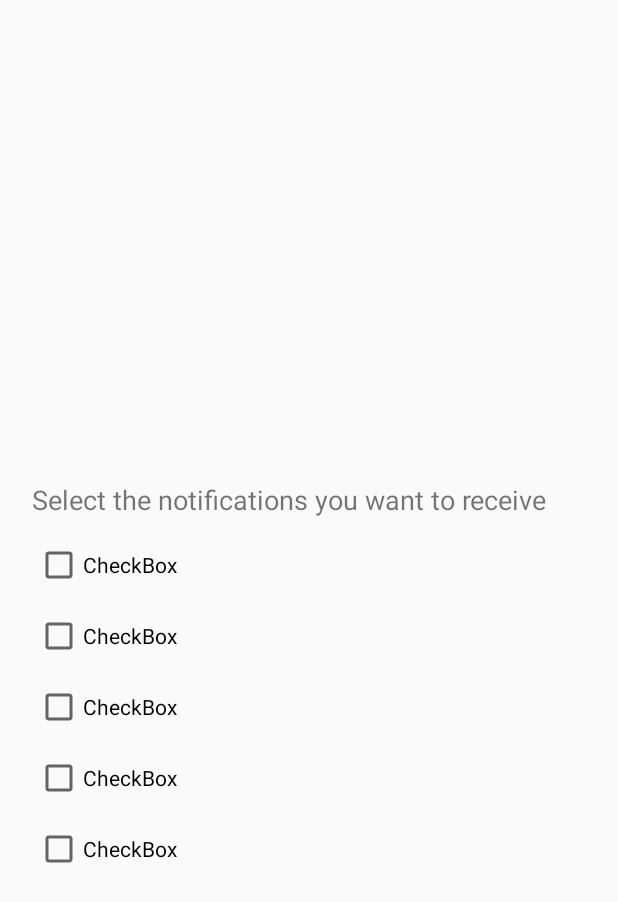
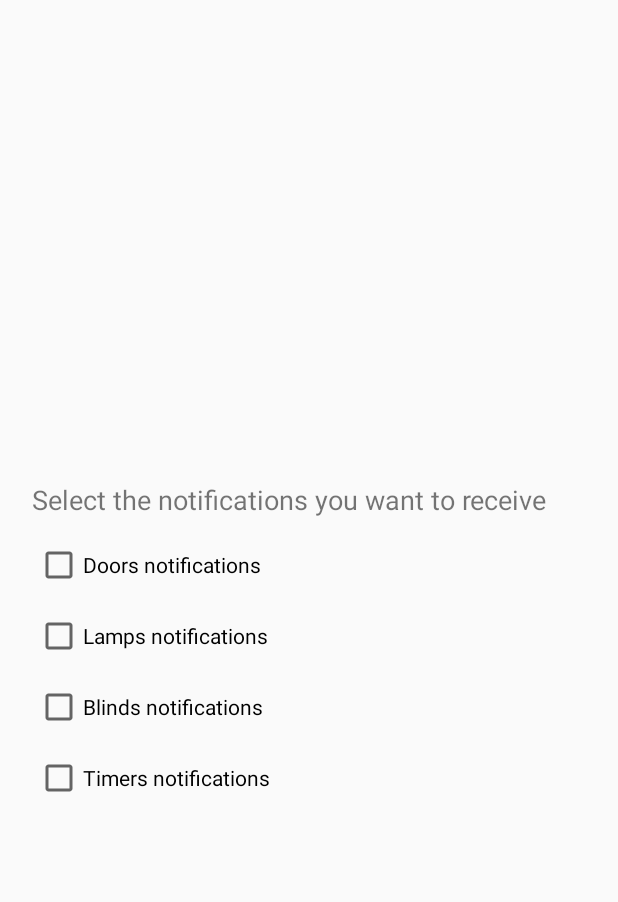
Before and after one commit to nclozza/hci-androidapp, an Android app: the layout noti.xml on its own in the app's theme, with its tools: preview values and no code run, on a phone screen of 412 x 824 dp. Shown: the top 902 px of the screen. Run offline under Robolectric (Android 15) with nearby library versions, the phone set to English and light mode, and no system bars; network calls fail.

Commit message:
Added support to the Notifications menu, right now you can select which notification do you want

```diff
--- a/app/src/main/res/layout/noti.xml
+++ b/app/src/main/res/layout/noti.xml
@@ -34,7 +34,7 @@
             android:layout_height="wrap_content"
             android:layout_marginStart="15dp"
             android:layout_marginTop="15dp"
-            android:text="@string/checkbox" />
+            android:text="@string/door_notification" />
 
         <CheckBox
             android:id="@+id/checkBox2"
@@ -42,7 +42,7 @@
             android:layout_height="wrap_content"
             android:layout_marginStart="15dp"
             android:layout_marginTop="15dp"
-            android:text="@string/checkbox" />
+            android:text="@string/lamp_notification" />
 
         <CheckBox
             android:id="@+id/checkBox3"
@@ -50,7 +50,7 @@
             android:layout_height="wrap_content"
             android:layout_marginStart="15dp"
             android:layout_marginTop="15dp"
-            android:text="@string/checkbox" />
+            android:text="@string/blinds_notification" />
 
         <CheckBox
             android:id="@+id/checkBox4"
@@ -58,15 +58,7 @@
             android:layout_height="wrap_content"
             android:layout_marginStart="15dp"
             android:layout_marginTop="15dp"
-            android:text="@string/checkbox" />
-
-        <CheckBox
-            android:id="@+id/checkBox5"
-            android:layout_width="match_parent"
-            android:layout_height="wrap_content"
-            android:layout_marginStart="15dp"
-            android:layout_marginTop="15dp"
-            android:text="@string/checkbox" />
+            android:text="@string/timer_notification" />
 
     </LinearLayout>
 
--- a/app/src/main/res/values/strings.xml
+++ b/app/src/main/res/values/strings.xml
@@ -61,5 +61,9 @@
     <string name="timer_start">Timer started</string>
     <string name="timer_stop">Timer stopped</string>
     <string name="timer_changed_interval">Timer interval changed</string>
+    <string name="door_notification">Doors notifications</string>
+    <string name="lamp_notification">Lamps notifications</string>
+    <string name="blinds_notification">Blinds notifications</string>
+    <string name="timer_notification">Timers notifications</string>
 
 </resources>
```
Also changed, not shown: app/src/main/java/com/example/tomas/android_app/MainActivity.java (+23 -0 lines), app/src/main/java/com/example/tomas/android_app/Notifications.java (+46 -26 lines), app/src/main/java/com/example/tomas/android_app/devices/Blinds.java (+12 -4 lines), app/src/main/java/com/example/tomas/android_app/devices/Door.java (+12 -0 lines), app/src/main/java/com/example/tomas/android_app/devices/Lamp.java (+10 -0 lines), app/src/main/java/com/example/tomas/android_app/devices/Timer.java (+10 -0 lines), 1 other file.
